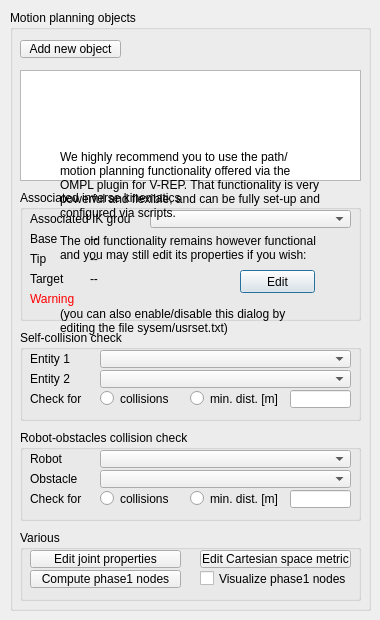
Old version of the form ui/qdlgmotionplanning.ui in the repository mdecourse/v_rep_old_core_lib.
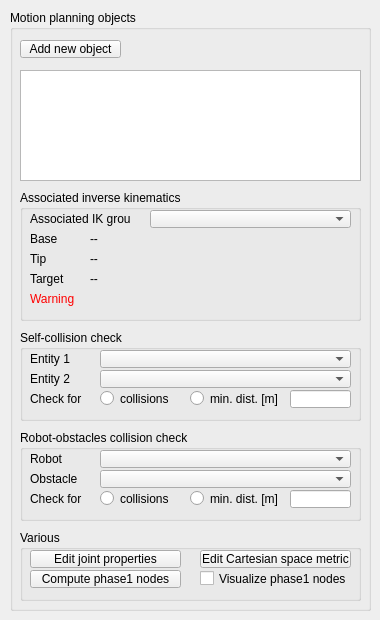
New version of the form.

Commit message: Various: new tree traversal, removed old path/motion planning, GCS dlgs, etc.

Diff of the .ui file:
```diff
--- a/ui/qdlgmotionplanning.ui
+++ b/ui/qdlgmotionplanning.ui
@@ -914,53 +914,6 @@
     </widget>
    </widget>
   </widget>
-  <widget class="QLabel" name="qqNoFuncTxt1">
-   <property name="geometry">
-    <rect>
-     <x>60</x>
-     <y>140</y>
-     <width>261</width>
-     <height>131</height>
-    </rect>
-   </property>
-   <property name="text">
-    <string>We highly recommend you to use the path/motion planning functionality offered via the OMPL plugin for V-REP. That functionality is very powerful and flexible, and can be fully set-up and configured via scripts.
-
-The old functionality remains however functional and you may still edit its properties if you wish:</string>
-   </property>
-   <property name="wordWrap">
-    <bool>true</bool>
-   </property>
-  </widget>
-  <widget class="QPushButton" name="qqNoFuncButton">
-   <property name="geometry">
-    <rect>
-     <x>240</x>
-     <y>270</y>
-     <width>75</width>
-     <height>23</height>
-    </rect>
-   </property>
-   <property name="text">
-    <string>Edit</string>
-   </property>
-  </widget>
-  <widget class="QLabel" name="qqNoFuncTxt2">
-   <property name="geometry">
-    <rect>
-     <x>60</x>
-     <y>300</y>
-     <width>261</width>
-     <height>41</height>
-    </rect>
-   </property>
-   <property name="text">
-    <string>(you can also enable/disable this dialog by editing the file sysem/usrset.txt)</string>
-   </property>
-   <property name="wordWrap">
-    <bool>true</bool>
-   </property>
-  </widget>
  </widget>
  <tabstops>
   <tabstop>qqAddNew</tabstop>
```
The commit also changes 44 other files.
